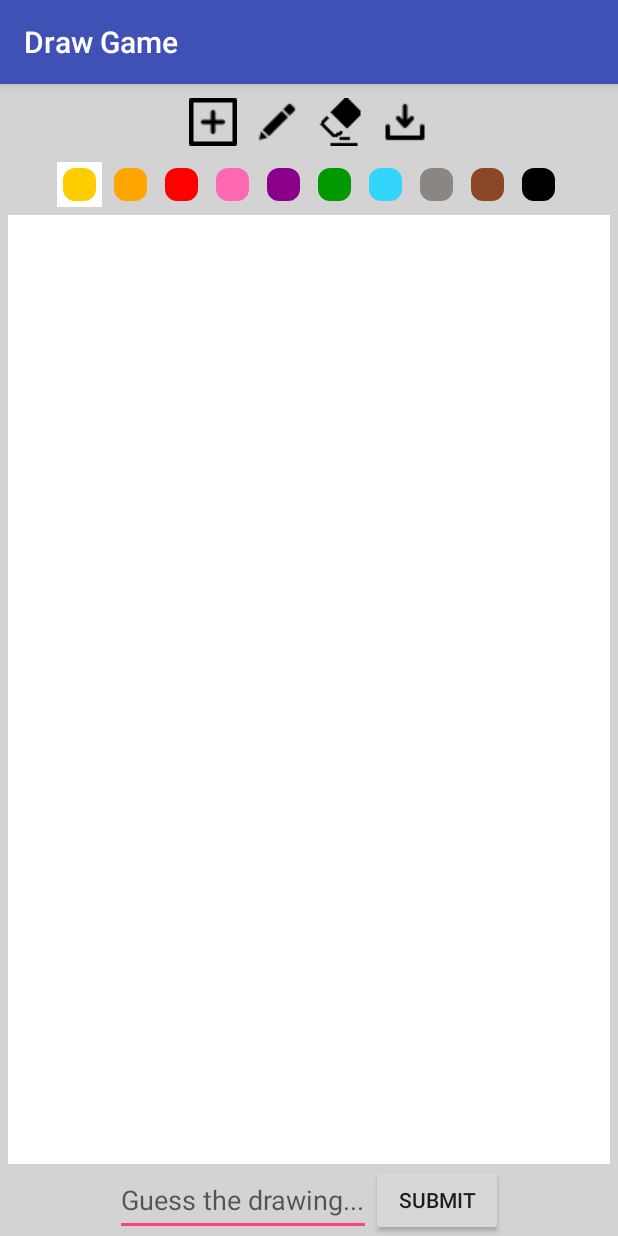
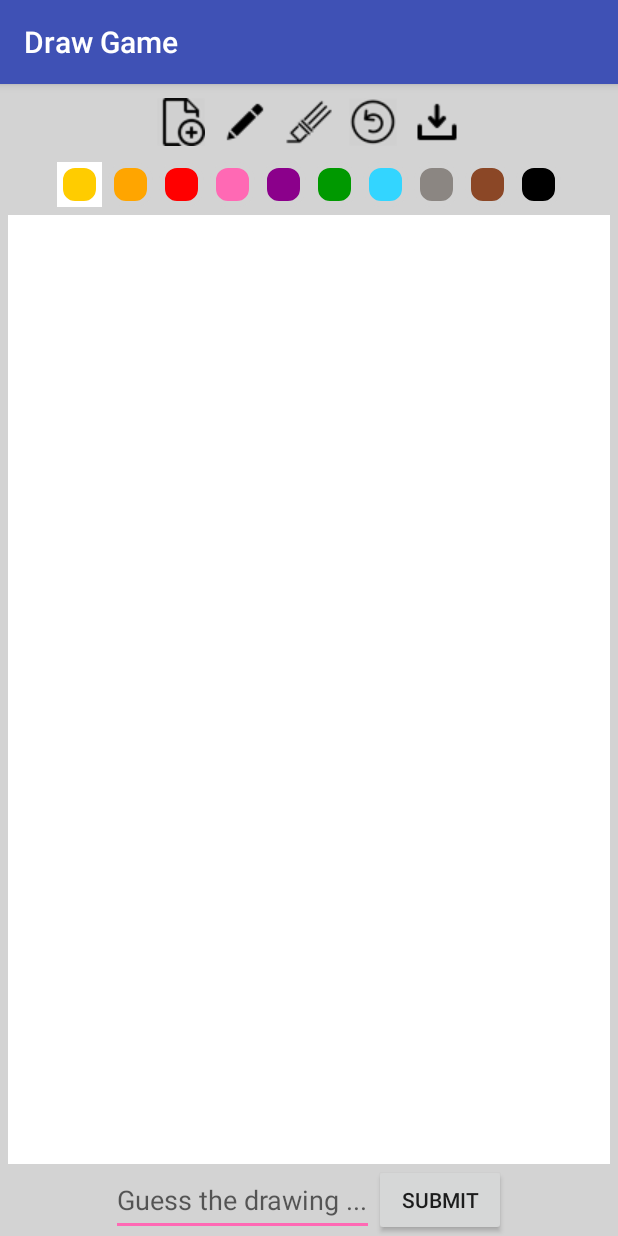
Before and after one commit to gitsani/DrawApp, an Android app: the MainActivity screen opened directly, with no data from a screen before it, on a phone screen of 412 x 824 dp. Run offline under Robolectric (Android 15) with nearby library versions, the phone set to English and light mode, and no system bars.

Commit message:
Vergleich submit button

```diff
--- a/app/src/main/java/fhku/drawgame/DrawingView.java
+++ b/app/src/main/java/fhku/drawgame/DrawingView.java
@@ -11,26 +11,27 @@ import android.graphics.Color;
 import android.graphics.Paint;
 import android.graphics.Path;
 import android.util.AttributeSet;
+import android.util.Log;
 import android.view.MotionEvent;
 import android.view.View;
 import android.graphics.PorterDuff;
 import android.graphics.PorterDuffXfermode;
 import android.util.TypedValue;
 
+import java.util.ArrayList;
+
 public class DrawingView extends View {
 
-    public int width;
-    public int height;
+    Context context;
     private Bitmap canvasBitmap;
     private Canvas drawCanvas;
     private Path drawPath;
-    Context context;
     private Paint drawPaint, canvasPaint;
     private int paintColor = 0xFFFFCC00;
-    private float mX, mY;
-    private static final float TOLERANCE = 5;
     private float brushSize, lastBrushSize;
     private boolean erase = false;
+    private ArrayList<Path> paths = new ArrayList<Path>();
+    private ArrayList<Path> undonePaths = new ArrayList<Path>();
 
     public DrawingView(Context context, AttributeSet attrs) {
         super(context, attrs);
@@ -39,12 +40,12 @@ public class DrawingView extends View {
     }
 
     private void setupDrawing() {
+        drawPath = new Path();
+        drawPaint = new Paint();
+
         brushSize = getResources().getInteger(R.integer.medium_size);
         lastBrushSize = brushSize;
 
-        drawPath = new Path();
-
-        drawPaint = new Paint();
         drawPaint.setColor(paintColor);
         drawPaint.setAntiAlias(true);
         drawPaint.setStrokeWidth(brushSize);
@@ -77,6 +78,7 @@ public class DrawingView extends View {
         drawPaint.setColor(paintColor);
     }
 
+    //Change size of drawing pen
     public void setBrushSize(float newSize) {
         float pixelAmount = TypedValue.applyDimension(TypedValue.COMPLEX_UNIT_DIP,
                 newSize, getResources().getDisplayMetrics());
@@ -92,6 +94,7 @@ public class DrawingView extends View {
         return lastBrushSize;
     }
 
+    //Erase button method
     public void setErase(boolean isErase) {
         erase = isErase;
 
@@ -99,12 +102,23 @@ public class DrawingView extends View {
         else drawPaint.setXfermode(null);
     }
 
+    //New image button
     public void startNew(){
         drawCanvas.drawColor(0, PorterDuff.Mode.CLEAR);
         invalidate();
     }
 
+    //Undo last drawing button
+    public void onClickUndo () {
+        if (paths.size()>0)  {
+            undonePaths.add(paths.remove(paths.size()-1));
+            invalidate();
+        } else  {
+            Log.i("undo", "Undo elsecondition");
+        }
+    }
 
+    //Drawing gestures
     @Override
     public boolean onTouchEvent(MotionEvent event) {
         float touchX = event.getX();
--- a/app/src/main/java/fhku/drawgame/MainActivity.java
+++ b/app/src/main/java/fhku/drawgame/MainActivity.java
@@ -3,12 +3,18 @@ package fhku.drawgame;
 import android.app.AlertDialog;
 import android.app.Dialog;
 import android.content.DialogInterface;
+import android.content.Intent;
 import android.provider.MediaStore;
 import android.support.v7.app.AppCompatActivity;
 import android.os.Bundle;
+import android.text.method.ScrollingMovementMethod;
+import android.util.Log;
 import android.view.View;
+import android.widget.Button;
+import android.widget.EditText;
 import android.widget.ImageButton;
 import android.widget.LinearLayout;
+import android.widget.TextView;
 import android.widget.Toast;
 
 import java.util.UUID;
@@ -16,8 +22,11 @@ import java.util.UUID;
 public class MainActivity extends AppCompatActivity implements View.OnClickListener {
 
     private DrawingView drawView;
-    private ImageButton currPaint, drawBtn, eraseBtn, newBtn, saveBtn;
+    private ImageButton currPaint, drawBtn, eraseBtn, newBtn, saveBtn, undoBtn;
     private float smallBrush, mediumBrush, largeBrush;
+    private Button mButton;
+    EditText mEdit;
+    TextView tv;
 
     @Override
     protected void onCreate(Bundle savedInstanceState) {
@@ -33,17 +42,30 @@ public class MainActivity extends AppCompatActivity implements View.OnClickListe
         mediumBrush = getResources().getInteger(R.integer.medium_size);
         largeBrush = getResources().getInteger(R.integer.large_size);
 
+        //draw new image button
+        newBtn = findViewById(R.id.new_btn);
+        newBtn.setOnClickListener(this);
+        //draw/choose pen size button
         drawBtn = findViewById(R.id.draw_btn);
         drawBtn.setOnClickListener(this);
-
+        //eraser/choose erase size button
         eraseBtn = findViewById(R.id.erase_btn);
         eraseBtn.setOnClickListener(this);
-
-        newBtn = findViewById(R.id.new_btn);
-        newBtn.setOnClickListener(this);
-
+        //save drawing to gallery button
         saveBtn = findViewById(R.id.save_btn);
         saveBtn.setOnClickListener(this);
+        //undo the last drawing button
+        undoBtn = findViewById(R.id.undo_btn);
+        undoBtn.setOnClickListener(this);
+
+        mButton = findViewById(R.id.submit_btn);
+        mButton.setOnClickListener(this);
+        mEdit = findViewById(R.id.edittext);
+        mEdit.setOnClickListener(this);
+
+        tv = findViewById(R.id.display);
+        tv.setMovementMethod(new ScrollingMovementMethod());
+
 
     }
 
@@ -101,7 +123,7 @@ public class MainActivity extends AppCompatActivity implements View.OnClickListe
                 }
             });
             brushDialog.show();
-            drawView.setBrushSize(mediumBrush);
+            drawView.setBrushSize(smallBrush);
         } else if (view.getId() == R.id.erase_btn) {
             final Dialog brushDialog = new Dialog(this);
             brushDialog.setTitle("Eraser size:");
@@ -135,40 +157,52 @@ public class MainActivity extends AppCompatActivity implements View.OnClickListe
                 }
             });
             brushDialog.show();
-        }
-        else if(view.getId()==R.id.new_btn){
+        } else if (view.getId() == R.id.new_btn) {
             AlertDialog.Builder newDialog = new AlertDialog.Builder(this);
             newDialog.setTitle("New drawing");
             newDialog.setMessage("Start a new drawing (you will lose the current drawing)?");
-            newDialog.setPositiveButton("Yes", new DialogInterface.OnClickListener(){
-                public void onClick(DialogInterface dialog, int which){
+            newDialog.setPositiveButton("Yes", new DialogInterface.OnClickListener() {
+                public void onClick(DialogInterface dialog, int which) {
                     drawView.startNew();
                     dialog.dismiss();
                 }
             });
-            newDialog.setNegativeButton("Cancel", new DialogInterface.OnClickListener(){
-                public void onClick(DialogInterface dialog, int which){
+            newDialog.setNegativeButton("Cancel", new DialogInterface.OnClickListener() {
+                public void onClick(DialogInterface dialog, int which) {
                     dialog.cancel();
                 }
             });
             newDialog.show();
-        }
-        else if(view.getId()==R.id.save_btn){
+        } else if (view.getId() == R.id.submit_btn) {
+            mEdit = findViewById(R.id.edittext);
+            //tv.setText("You guessed: \n" + mEdit.getText().toString());
+            String guessedText = mEdit.getText().toString();
+
+            if (guessedText.equals("Cat")){
+                Intent intent = new Intent(this, GameOverActivity.class);
+                startActivity(intent);
+                tv.setText("You guessed: \n" + guessedText);
+            }
+            else {
+                tv.setText("You guessed wrong");
+            }
+
+
+        } else if (view.getId() == R.id.save_btn) {
             AlertDialog.Builder saveDialog = new AlertDialog.Builder(this);
             saveDialog.setTitle("Save drawing");
-            saveDialog.setMessage("Save drawing to device Gallery?");
-            saveDialog.setPositiveButton("Yes", new DialogInterface.OnClickListener(){
-                public void onClick(DialogInterface dialog, int which){
+            saveDialog.setMessage("Save drawing to your device's Gallery?");
+            saveDialog.setPositiveButton("Yes", new DialogInterface.OnClickListener() {
+                public void onClick(DialogInterface dialog, int which) {
                     drawView.setDrawingCacheEnabled(true);
                     String imgSaved = MediaStore.Images.Media.insertImage(
                             getContentResolver(), drawView.getDrawingCache(),
-                            UUID.randomUUID().toString()+".png", "drawing");
-                    if(imgSaved!=null){
+                            UUID.randomUUID().toString() + ".png", "drawing");
+                    if (imgSaved != null) {
                         Toast savedToast = Toast.makeText(getApplicationContext(),
                                 "Drawing saved to Gallery.", Toast.LENGTH_SHORT);
                         savedToast.show();
-                    }
-                    else{
+                    } else {
                         Toast unsavedToast = Toast.makeText(getApplicationContext(),
                                 "Image could not be saved.", Toast.LENGTH_SHORT);
                         unsavedToast.show();
@@ -176,15 +210,14 @@ public class MainActivity extends AppCompatActivity implements View.OnClickListe
                     drawView.destroyDrawingCache();
                 }
             });
-            saveDialog.setNegativeButton("Cancel", new DialogInterface.OnClickListener(){
-                public void onClick(DialogInterface dialog, int which){
+            saveDialog.setNegativeButton("Cancel", new DialogInterface.OnClickListener() {
+                public void onClick(DialogInterface dialog, int which) {
                     dialog.cancel();
                 }
             });
             saveDialog.show();
         }
 
-
     }
 
 
--- a/app/src/main/res/layout/activity_main.xml
+++ b/app/src/main/res/layout/activity_main.xml
@@ -7,10 +7,11 @@
     android:layout_height="match_parent"
     tools:context="fhku.drawgame.MainActivity"
     android:background="#d3d3d3"
+    android:id="@+id/activity_main_layout"
     android:orientation="vertical">
 
     <LinearLayout
-        android:id="@+id/innerLayout"
+        android:id="@+id/inner_layout"
         android:layout_width="wrap_content"
         android:layout_height="50dp"
         android:layout_gravity="center"
@@ -44,6 +45,15 @@
             android:src="@drawable/erase" />
 
         <ImageButton
+            android:id="@+id/undo_btn"
+            android:layout_width="wrap_content"
+            android:layout_height="fill_parent"
+            android:background="#d3d3d3"
+            android:layout_margin="5dp"
+            android:contentDescription="@string/undo"
+            android:src="@drawable/undo" />
+
+        <ImageButton
             android:id="@+id/save_btn"
             android:layout_width="wrap_content"
             android:layout_height="fill_parent"
@@ -53,7 +63,6 @@
             android:src="@drawable/save" />
 
     </LinearLayout>
-
 
 
     <LinearLayout
@@ -199,7 +208,8 @@
                 android:id="@+id/edittext"
                 android:layout_width="match_parent"
                 android:layout_height="match_parent"
-                android:hint="Guess the drawing..." />
+                android:hint="Guess the drawing ..."
+                android:inputType="text"/>
 
             <Button
                 android:id="@+id/submit_btn"
@@ -207,6 +217,12 @@
                 android:layout_height="match_parent"
                 android:text="@string/submit"/>
 
+            <TextView
+                android:id="@+id/display"
+                android:layout_width="match_parent"
+                android:layout_height="match_parent"
+                />
+
         </LinearLayout>
 
     </LinearLayout>
--- a/app/src/main/res/values/colors.xml
+++ b/app/src/main/res/values/colors.xml
@@ -2,5 +2,5 @@
 <resources>
     <color name="colorPrimary">#3F51B5</color>
     <color name="colorPrimaryDark">#303F9F</color>
-    <color name="colorAccent">#FF4081</color>
+    <color name="colorAccent">#FF69B4</color>
 </resources>
--- a/app/src/main/res/values/dimens.xml
+++ b/app/src/main/res/values/dimens.xml
@@ -1,10 +1,10 @@
 <?xml version="1.0" encoding="utf-8"?>
 <resources>
     <!-- Brush sizes -->
-    <dimen name="small_brush">5dp</dimen>
-    <integer name="small_size">5</integer>
-    <dimen name="medium_brush">15dp</dimen>
-    <integer name="medium_size">15</integer>
+    <dimen name="small_brush">3dp</dimen>
+    <integer name="small_size">3</integer>
+    <dimen name="medium_brush">10dp</dimen>
+    <integer name="medium_size">10</integer>
     <dimen name="large_brush">30dp</dimen>
     <integer name="large_size">30</integer>
 </resources>
--- a/app/src/main/res/values/strings.xml
+++ b/app/src/main/res/values/strings.xml
@@ -9,6 +9,8 @@
     <string name="erase">Erase</string>
     <string name="save">Save</string>
     <string name="paint">Paint</string>
+    <string name="undo">Undo</string>
+
 
     <!--Brushes-->
     <string name="sml">Small</string>
```
Also changed, not shown: app/src/main/res/drawable/erase.png, app/src/main/res/drawable/new_pic.png, app/src/main/res/drawable/undo.png (added).
